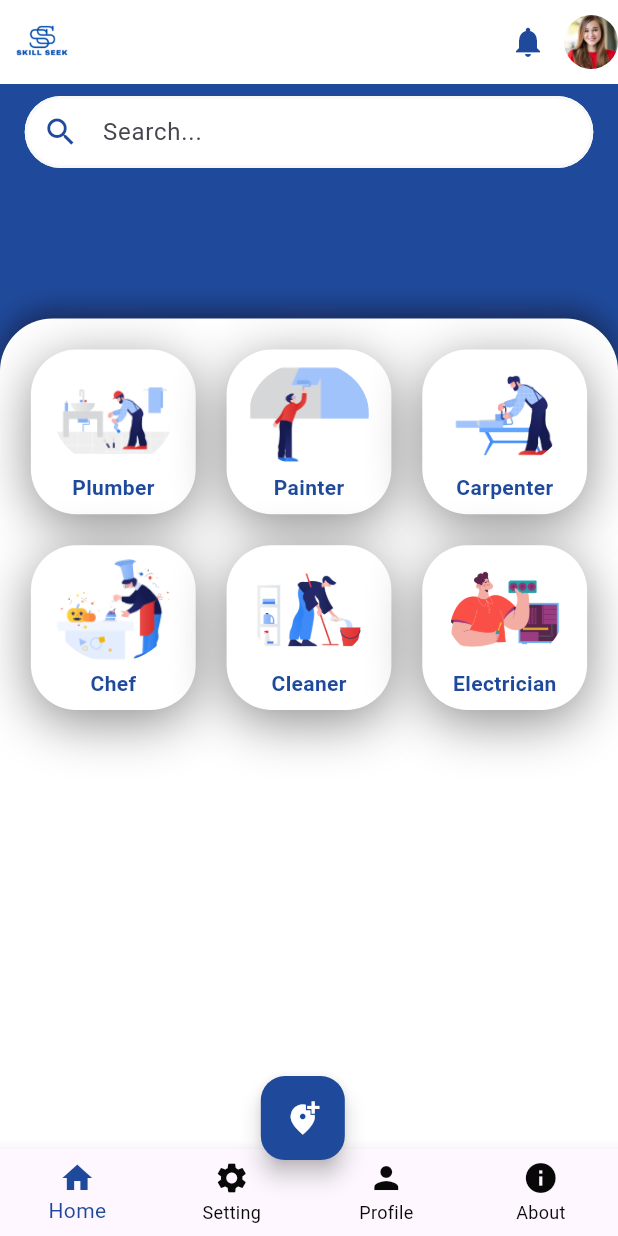
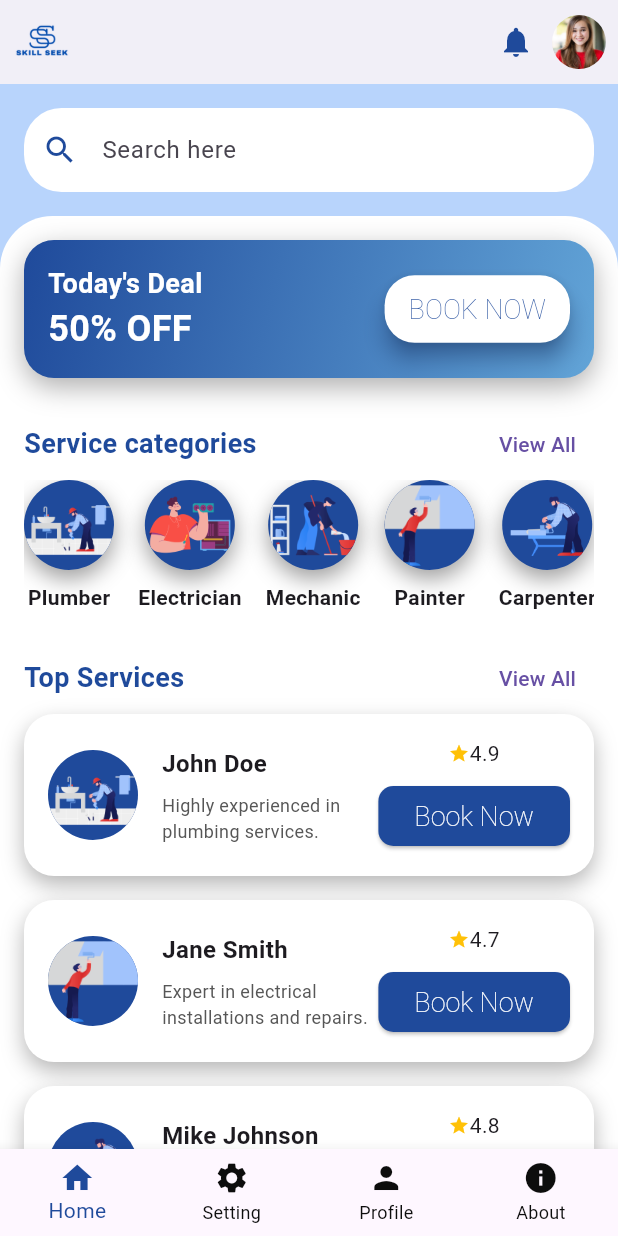
Before and after one commit to priyanka749/skillseek, a Flutter app: the DashboardView screen opened directly, on a phone screen of 412 x 824 dp. Run offline on Flutter 3.47's test engine with Material 3 defaults, Android fonts, the light colour scheme and no system bars; Roboto replaces fonts that are missing (Montserrat Bold).

Commit message:
dashboard update

```diff
--- a/lib/view/dashboard_view.dart
+++ b/lib/view/dashboard_view.dart
@@ -1,7 +1,4 @@
 import 'package:flutter/material.dart';
-import 'package:skillseek/view/about.dart';
-import 'package:skillseek/view/profile.dart';
-import 'package:skillseek/view/setting.dart';
 
 class DashboardView extends StatefulWidget {
   const DashboardView({super.key});
@@ -11,92 +8,57 @@ class DashboardView extends StatefulWidget {
 }
 
 class _DashboardViewState extends State<DashboardView> {
-  int _currentIndex = 0; // Index for Bottom Navigation
+  int _currentIndex = 0;
 
-  // List of pages for each BottomNavigationBarItem
   final List<Widget> _pages = [
     const HomeScreen(),
-    const Setting(),
-    const ProfileScreen(),
-    const AboutScreen(),
+    const Text('Settings Page'),
+    const Text('Profile Page'),
+    const Text('About Page'),
   ];
 
   @override
   Widget build(BuildContext context) {
-    const Color primaryColor = Color(0xFF1F4A9B); // Blue color
-    final double screenWidth = MediaQuery.of(context).size.width;
-    final double screenHeight = MediaQuery.of(context).size.height;
-
     return Scaffold(
-      backgroundColor: const Color(0xFF1F4A9B),
       appBar: AppBar(
         backgroundColor: Colors.white,
-        elevation: 0,
+        elevation: 4,
         leading: Padding(
-          padding: EdgeInsets.all(screenWidth * 0.02), // Responsive padding
+          padding: const EdgeInsets.all(8.0),
           child: Image.asset(
             'assets/images/skillseeklogo.png',
             fit: BoxFit.contain,
-            height: screenWidth * 0.2, // Responsive logo size
-            width: screenWidth * 0.2, // Responsive logo size
           ),
         ),
-        centerTitle: true,
         actions: [
           IconButton(
-            icon: const Icon(Icons.notifications, color: primaryColor),
+            icon: const Icon(Icons.notifications, color: Color(0xFF1F4A9B)),
             onPressed: () {},
           ),
           const CircleAvatar(
             radius: 18,
             backgroundImage: AssetImage('assets/images/person.png'),
             backgroundColor: Colors.transparent,
-          )
+          ),
+          const SizedBox(width: 8),
         ],
       ),
-      body: _pages[_currentIndex], // Show the current page from the list
-      floatingActionButton: Padding(
-        padding: EdgeInsets.only(
-            bottom: screenHeight * 0.05, right: screenWidth * 0.02),
-        child: FloatingActionButton(
-          backgroundColor: primaryColor,
-          onPressed: () {},
-          child: const Icon(
-            Icons.add_location_alt,
-            color: Colors.white,
-          ),
-        ),
-      ),
-      floatingActionButtonLocation: FloatingActionButtonLocation.centerDocked,
-
-      // Bottom Navigation Bar
+      body: _pages[_currentIndex],
       bottomNavigationBar: BottomNavigationBar(
-        currentIndex: _currentIndex, // Current selected index
+        currentIndex: _currentIndex,
         onTap: (index) {
           setState(() {
-            _currentIndex = index; // Update index on tap
+            _currentIndex = index;
           });
         },
-        type: BottomNavigationBarType.fixed, // Ensures all items show
-        selectedItemColor: primaryColor,
-        unselectedItemColor: const Color.fromARGB(255, 8, 8, 8),
+        type: BottomNavigationBarType.fixed,
+        selectedItemColor: const Color(0xFF1F4A9B),
+        unselectedItemColor: const Color.fromARGB(255, 13, 13, 13),
         items: const [
-          BottomNavigationBarItem(
-            icon: Icon(Icons.home),
-            label: 'Home',
-          ),
-          BottomNavigationBarItem(
-            icon: Icon(Icons.settings),
-            label: 'Setting',
-          ),
-          BottomNavigationBarItem(
-            icon: Icon(Icons.person),
-            label: 'Profile',
-          ),
-          BottomNavigationBarItem(
-            icon: Icon(Icons.info),
-            label: 'About',
-          ),
+          BottomNavigationBarItem(icon: Icon(Icons.home), label: 'Home'),
+          BottomNavigationBarItem(icon: Icon(Icons.settings), label: 'Setting'),
+          BottomNavigationBarItem(icon: Icon(Icons.person), label: 'Profile'),
+          BottomNavigationBarItem(icon: Icon(Icons.info), label: 'About'),
         ],
       ),
     );
@@ -108,73 +70,167 @@ class HomeScreen extends StatelessWidget {
 
   @override
   Widget build(BuildContext context) {
-    const Color primaryColor = Color(0xFF1F4A9B);
-    final double screenWidth = MediaQuery.of(context).size.width;
-    final double screenHeight = MediaQuery.of(context).size.height;
-
+    double screenWidth = MediaQuery.of(context).size.width;
     return Column(
       children: [
         Padding(
-          padding: EdgeInsets.symmetric(
-              horizontal: screenWidth * 0.04, vertical: 8.0),
+          padding: const EdgeInsets.all(16.0),
           child: TextField(
             decoration: InputDecoration(
               filled: true,
               fillColor: Colors.white,
-              hintText: 'Search...',
-              prefixIcon: const Icon(Icons.search, color: primaryColor),
+              hintText: 'Search here',
+              prefixIcon: const Icon(Icons.search, color: Color(0xFF1F4A9B)),
               border: OutlineInputBorder(
                 borderRadius: BorderRadius.circular(25),
                 borderSide: BorderSide.none,
               ),
-              contentPadding: const EdgeInsets.symmetric(vertical: 0),
-              enabledBorder: OutlineInputBorder(
-                borderRadius: BorderRadius.circular(25),
-                borderSide:
-                    const BorderSide(color: Color(0xFFF8F8F8), width: 2),
-              ),
-              focusedBorder: OutlineInputBorder(
-                borderRadius: BorderRadius.circular(25),
-                borderSide: const BorderSide(color: primaryColor, width: 2.0),
+              contentPadding: const EdgeInsets.symmetric(vertical: 16),
             ),
           ),
         ),
-        ),
-        const SizedBox(height: 10),
         Expanded(
           child: Container(
-            margin: EdgeInsets.only(top: screenHeight * 0.1),
             decoration: const BoxDecoration(
               color: Colors.white,
               borderRadius: BorderRadius.vertical(top: Radius.circular(35)),
+            ),
+            child: SingleChildScrollView(
+              child: Padding(
+                padding: const EdgeInsets.all(16.0),
+                child: Column(
+                  crossAxisAlignment: CrossAxisAlignment.start,
+                  children: [
+                    // "Today's Deal" section with gradient background
+                    Container(
+                      padding: const EdgeInsets.all(16),
+                      decoration: BoxDecoration(
+                        gradient: const LinearGradient(
+                          colors: [Color(0xFF1F4A9B), Color(0xFF62A4D7)],
+                          begin: Alignment.topLeft,
+                          end: Alignment.bottomRight,
+                        ),
+                        borderRadius: BorderRadius.circular(20),
                         boxShadow: [
                           BoxShadow(
-                  color: Color.fromARGB(255, 22, 38, 86),
-                  blurRadius: 15.0,
-                  offset: Offset(0, -5),
+                            color: const Color.fromARGB(255, 94, 93, 93)
+                                .withOpacity(0.5),
+                            blurRadius: 15,
+                            offset: const Offset(0, 6),
                           ),
                         ],
                       ),
-            child: Padding(
-              padding: EdgeInsets.all(screenWidth * 0.05),
-              child: GridView.count(
-                crossAxisCount: screenWidth > 600 ? 4 : 3, // Responsive grid
-                crossAxisSpacing: screenWidth * 0.05, // Responsive spacing
-                mainAxisSpacing: screenWidth * 0.05, // Responsive spacing
+                      child: Row(
+                        mainAxisAlignment: MainAxisAlignment.spaceBetween,
                         children: [
-                  _buildSkillCard('Plumber',
-                      'assets/images/Plumber with tools repairing a pipe.png'),
-                  _buildSkillCard('Painter',
-                      'assets/images/The painter paints the wall.png'),
-                  _buildSkillCard(
-                      'Carpenter', 'assets/images/Working with a chainsaw.png'),
-                  _buildSkillCard('Chef',
-                      'assets/images/Cook making a halloween dinner.png'),
-                  _buildSkillCard('Cleaner',
-                      'assets/images/Man cleans and pours cleaning agent into a bucket(1).png'),
-                  _buildSkillCard('Electrician',
-                      'assets/images/Man upgrading the system unit of a computer with a new graphic card.png'),
+                          const Column(
+                            crossAxisAlignment: CrossAxisAlignment.start,
+                            children: [
+                              Text(
+                                "Today's Deal",
+                                style: TextStyle(
+                                  color: Colors.white,
+                                  fontSize: 18,
+                                  fontWeight: FontWeight.bold,
+                                ),
+                              ),
+                              Text(
+                                "50% OFF",
+                                style: TextStyle(
+                                  color: Colors.white,
+                                  fontSize: 24,
+                                  fontWeight: FontWeight.bold,
+                                ),
+                              ),
                             ],
+                          ),
+                          ElevatedButton(
+                            style: ElevatedButton.styleFrom(
+                              backgroundColor: Colors.white,
+                              foregroundColor: const Color(0xFF1F4A9B),
+                              shape: RoundedRectangleBorder(
+                                borderRadius: BorderRadius.circular(20),
+                              ),
+                              padding: screenWidth < 600
+                                  ? const EdgeInsets.symmetric(
+                                      vertical: 12, horizontal: 16)
+                                  : const EdgeInsets.symmetric(
+                                      vertical: 16, horizontal: 32),
+                              shadowColor: const Color(0xFF1F4A9B),
+                              elevation: 6,
+                            ),
+                            onPressed: () {},
+                            child: const Text('BOOK NOW'),
+                          ),
+                        ],
+                      ),
+                    ),
+                    const SizedBox(height: 20),
+                    const SectionHeader(title: 'Service categories'),
+                    const SingleChildScrollView(
+                      scrollDirection: Axis.horizontal,
+                      child: Row(
+                        children: [
+                          FreelancerCard(
+                            name: 'Plumber',
+                            imagePath:
+                                'assets/images/Plumber with tools repairing a pipe.png',
+                          ),
+                          FreelancerCard(
+                            name: 'Electrician',
+                            imagePath:
+                                'assets/images/Man upgrading the system unit of a computer with a new graphic card.png',
+                          ),
+                          FreelancerCard(
+                            name: 'Mechanic',
+                            imagePath:
+                                'assets/images/Man cleans and pours cleaning agent into a bucket(1).png',
+                          ),
+                          FreelancerCard(
+                            name: 'Painter',
+                            imagePath:
+                                'assets/images/The painter paints the wall.png',
+                          ),
+                          FreelancerCard(
+                            name: 'Carpenter',
+                            imagePath:
+                                'assets/images/Working with a chainsaw.png',
+                          ),
+                        ],
+                      ),
+                    ),
+                    const SizedBox(height: 20),
+                    const SectionHeader(title: 'Top Services'),
+                    const Column(
+                      children: [
+                        ServiceCard(
+                          name: 'John Doe',
+                          rating: 4.9,
+                          description:
+                              'Highly experienced in plumbing services.',
+                          imagePath:
+                              'assets/images/Plumber with tools repairing a pipe.png',
+                        ),
+                        ServiceCard(
+                          name: 'Jane Smith',
+                          rating: 4.7,
+                          description:
+                              'Expert in electrical installations and repairs.',
+                          imagePath:
+                              'assets/images/The painter paints the wall.png',
+                        ),
+                        ServiceCard(
+                          name: 'Mike Johnson',
+                          rating: 4.8,
+                          description:
+                              'Reliable mechanic for all vehicle needs.',
+                          imagePath:
+                              'assets/images/Working with a chainsaw.png',
+                        ),
+                      ],
+                    ),
+                  ],
+                ),
               ),
             ),
           ),
@@ -182,43 +238,75 @@ class HomeScreen extends StatelessWidget {
       ],
     );
   }
+}
 
-  // Skill Card Widget
-  Widget _buildSkillCard(String title, String imagePath) {
+class SectionHeader extends StatelessWidget {
+  final String title;
+
+  const SectionHeader({required this.title, super.key});
+
+  @override
+  Widget build(BuildContext context) {
+    return Row(
+      mainAxisAlignment: MainAxisAlignment.spaceBetween,
+      children: [
+        Text(
+          title,
+          style: const TextStyle(
+            fontSize: 18,
+            fontWeight: FontWeight.bold,
+            color: Color(0xFF1F4A9B),
+          ),
+        ),
+        TextButton(
+          onPressed: () {},
+          child: const Text('View All'),
+        ),
+      ],
+    );
+  }
+}
+
+class FreelancerCard extends StatelessWidget {
+  final String name;
+  final String imagePath;
+
+  const FreelancerCard({
+    required this.name,
+    required this.imagePath,
+    super.key,
+  });
+
+  @override
+  Widget build(BuildContext context) {
     return Container(
+      margin: const EdgeInsets.only(right: 16),
+      child: Column(
+        children: [
+          Container(
             decoration: BoxDecoration(
-        color: Colors.white,
-        borderRadius: BorderRadius.circular(30),
-        boxShadow: const [
+              shape: BoxShape.circle,
+              color: const Color(0xFF1F4A9B),
+              boxShadow: [
                 BoxShadow(
-            color: Color.fromARGB(210, 117, 117, 118),
-            blurRadius: 30,
-            offset: Offset(0, 8),
+                  color: const Color.fromARGB(255, 14, 13, 13).withOpacity(0.4),
+                  blurRadius: 12,
+                  offset: const Offset(0, 6),
                 ),
               ],
             ),
-      child: Column(
-        mainAxisAlignment: MainAxisAlignment.center,
-        children: [
-          Container(
-            height: 70,
-            width: 80,
-            decoration: const BoxDecoration(
-              shape: BoxShape.circle,
-            ),
-            child: ClipOval(
-              child: Image.asset(
-                imagePath,
-                fit: BoxFit.cover,
+            child: CircleAvatar(
+              radius: 30,
+              backgroundImage: AssetImage(imagePath),
+              backgroundColor: Colors.transparent,
             ),
           ),
-          ),
-          const SizedBox(height: 4),
+          const SizedBox(height: 8),
           Text(
-            title,
+            name,
             style: const TextStyle(
-              color: Color(0xFF1F4A9B),
               fontWeight: FontWeight.bold,
+              fontSize: 14,
             ),
           ),
         ],
@@ -227,196 +315,94 @@ class HomeScreen extends StatelessWidget {
   }
 }
 
-// import 'package:flutter/material.dart';
-// import 'package:skillseek/view/about.dart';
-// import 'package:skillseek/view/profile.dart';
-// import 'package:skillseek/view/setting.dart';
+class ServiceCard extends StatelessWidget {
+  final String name;
+  final double rating;
+  final String description;
+  final String imagePath;
 
-// class DashboardView extends StatefulWidget {
-//   const DashboardView({super.key});
+  const ServiceCard({
+    required this.name,
+    required this.rating,
+    required this.description,
+    required this.imagePath,
+    super.key,
+  });
 
-//   @override
-//   State<DashboardView> createState() => _DashboardViewState();
-// }
-
-// class _DashboardViewState extends State<DashboardView> {
-//   int _currentIndex = 0; // Index for Bottom Navigation
-
-//   // List of pages for each BottomNavigationBarItem
-//   final List<Widget> _pages = [
-//     const HomeScreen(),
-//     const Setting(),
-//     const ProfileScreen(),
-//     const AboutScreen(),
-//   ];
-
-//   @override
-//   Widget build(BuildContext context) {
-//     final double screenWidth = MediaQuery.of(context).size.width;
-//     final double screenHeight = MediaQuery.of(context).size.height;
-
-//     return Scaffold(
-//       appBar: AppBar(
-//         elevation: 0,
-//         leading: Padding(
-//           padding: EdgeInsets.all(screenWidth * 0.02), // Responsive padding
-//           child: Image.asset(
-//             'assets/images/skillseeklogo.png',
-//             fit: BoxFit.contain,
-//             height: screenWidth * 0.2, // Responsive logo size
-//             width: screenWidth * 0.2, // Responsive logo size
-//           ),
-//         ),
-//         centerTitle: true,
-//         actions: [
-//           IconButton(
-//             icon: const Icon(Icons.notifications),
-//             onPressed: () {},
-//           ),
-//           const CircleAvatar(
-//             radius: 18,
-//             backgroundImage: AssetImage('assets/images/person.png'),
-//           ),
-//         ],
-//       ),
-//       body: _pages[_currentIndex], // Show the current page from the list
-//       floatingActionButton: Padding(
-//         padding: EdgeInsets.only(
-//             bottom: screenHeight * 0.05, right: screenWidth * 0.02),
-//         child: FloatingActionButton(
-//           onPressed: () {},
-//           child: const Icon(Icons.add_location_alt),
-//         ),
-//       ),
-//       floatingActionButtonLocation: FloatingActionButtonLocation.centerDocked,
-
-//       // Bottom Navigation Bar
-//       bottomNavigationBar: BottomNavigationBar(
-//         currentIndex: _currentIndex, // Current selected index
-//         onTap: (index) {
-//           setState(() {
-//             _currentIndex = index; // Update index on tap
-//           });
-//         },
-//         type: BottomNavigationBarType.fixed, // Ensures all items show
-//         items: const [
-//           BottomNavigationBarItem(
-//             icon: Icon(Icons.home),
-//             label: 'Home',
-//           ),
-//           BottomNavigationBarItem(
-//             icon: Icon(Icons.settings),
-//             label: 'Setting',
-//           ),
-//           BottomNavigationBarItem(
-//             icon: Icon(Icons.person),
-//             label: 'Profile',
-//           ),
-//           BottomNavigationBarItem(
-//             icon: Icon(Icons.info),
-//             label: 'About',
-//           ),
-//         ],
-//       ),
-//     );
-//   }
-// }
-
-// class HomeScreen extends StatelessWidget {
-//   const HomeScreen({super.key});
-
-//   @override
-//   Widget build(BuildContext context) {
-//     final double screenWidth = MediaQuery.of(context).size.width;
-//     final double screenHeight = MediaQuery.of(context).size.height;
-
-//     return Column(
-//       children: [
-//         Padding(
-//           padding: EdgeInsets.symmetric(
-//               horizontal: screenWidth * 0.04, vertical: 8.0),
-//           child: TextField(
-//             decoration: InputDecoration(
-//               hintText: 'Search...',
-//               prefixIcon: const Icon(Icons.search),
-//               border: OutlineInputBorder(
-//                 borderRadius: BorderRadius.circular(25),
-//                 borderSide: BorderSide.none,
-//               ),
-//               contentPadding: const EdgeInsets.symmetric(vertical: 0),
-//             ),
-//           ),
-//         ),
-//         const SizedBox(height: 10),
-//         Expanded(
-//           child: Container(
-//             margin: EdgeInsets.only(top: screenHeight * 0.1),
-//             decoration: const BoxDecoration(
-//               borderRadius: BorderRadius.vertical(top: Radius.circular(35)),
-//               boxShadow: [
-//                 BoxShadow(
-//                   blurRadius: 15.0,
-//                   offset: Offset(0, -5),
-//                 ),
-//               ],
-//             ),
-//             child: Padding(
-//               padding: EdgeInsets.all(screenWidth * 0.05),
-//               child: GridView.count(
-//                 crossAxisCount: screenWidth > 600 ? 4 : 3, // Responsive grid
-//                 crossAxisSpacing: screenWidth * 0.05, // Responsive spacing
-//                 mainAxisSpacing: screenWidth * 0.05, // Responsive spacing
-//                 children: [
-//                   _buildSkillCard('Plumber',
-//                       'assets/images/Plumber with tools repairing a pipe.png'),
-//                   _buildSkillCard('Painter',
-//                       'assets/images/The painter paints the wall.png'),
-//                   _buildSkillCard(
-//                       'Carpenter', 'assets/images/Working with a chainsaw.png'),
-//                   _buildSkillCard('Chef',
-//                       'assets/images/Cook making a halloween dinner.png'),
-//                   _buildSkillCard('Cleaner',
-//                       'assets/images/Man cleans and pours cleaning agent into a bucket(1).png'),
-//                   _buildSkillCard('Electrician',
-//                       'assets/images/Man upgrading the system unit of a computer with a new graphic card.png'),
-//                 ],
-//               ),
-//             ),
-//           ),
-//         ),
-//       ],
-//     );
-//   }
-
-//   // Skill Card Widget
-//   Widget _buildSkillCard(String title, String imagePath) {
-//     return Container(
-//       decoration: BoxDecoration(
-//         borderRadius: BorderRadius.circular(30),
-//         boxShadow: const [
-//           BoxShadow(
-//             blurRadius: 30,
-//             offset: Offset(0, 8),
-//           ),
-//         ],
-//       ),
-//       child: Column(
-//         mainAxisAlignment: MainAxisAlignment.center,
-//         children: [
-//           SizedBox(
-//             height: 70,
-//             width: 80,
-//             child: ClipOval(
-//               child: Image.asset(
-//                 imagePath,
-//                 fit: BoxFit.cover,
-//               ),
-//             ),
-//           ),
-//           const SizedBox(height: 4),
-//           Text(title),
-//         ],
-//       ),
-//     );
-//   }
-// }
+  @override
+  Widget build(BuildContext context) {
+    return Container(
+      margin: const EdgeInsets.only(bottom: 16),
+      padding: const EdgeInsets.all(16),
+      decoration: BoxDecoration(
+        color: Colors.white,
+        borderRadius: BorderRadius.circular(20),
+        boxShadow: [
+          BoxShadow(
+            color: const Color.fromARGB(255, 14, 13, 13).withOpacity(0.3),
+            blurRadius: 12,
+            offset: const Offset(0, 6),
+          ),
+        ],
+      ),
+      child: Row(
+        children: [
+          Container(
+            decoration: const BoxDecoration(
+              shape: BoxShape.circle,
+              color: Color(0xFF1F4A9B),
+            ),
+            child: CircleAvatar(
+              radius: 30,
+              backgroundImage: AssetImage(imagePath),
+              backgroundColor: Colors.transparent,
+            ),
+          ),
+          const SizedBox(width: 16),
+          Expanded(
+            child: Column(
+              crossAxisAlignment: CrossAxisAlignment.start,
+              children: [
+                Text(
+                  name,
+                  style: const TextStyle(
+                    fontSize: 16,
+                    fontWeight: FontWeight.bold,
+                  ),
+                ),
+                const SizedBox(height: 8),
+                Text(
+                  description,
+                  style: const TextStyle(
+                    color: Color.fromARGB(255, 86, 86, 86),
+                    fontSize: 12,
+                  ),
+                ),
+              ],
+            ),
+          ),
+          Column(
+            children: [
+              Row(
+                mainAxisSize: MainAxisSize.min,
+                children: [
+                  const Icon(Icons.star, color: Colors.amber, size: 14),
+                  Text('$rating'),
+                ],
+              ),
+              const SizedBox(height: 8),
+              ElevatedButton(
+                onPressed: () {},
+                style: ElevatedButton.styleFrom(
+                  backgroundColor: const Color(0xFF1F4A9B),
+                  foregroundColor: Colors.white,
+                ),
+                child: const Text('Book Now'),
+              ),
+            ],
+          ),
+        ],
+      ),
+    );
+  }
+}
```
Also changed, not shown: assets/images/profile.png (added). Lines whose indentation alone changed are shown as unchanged.
